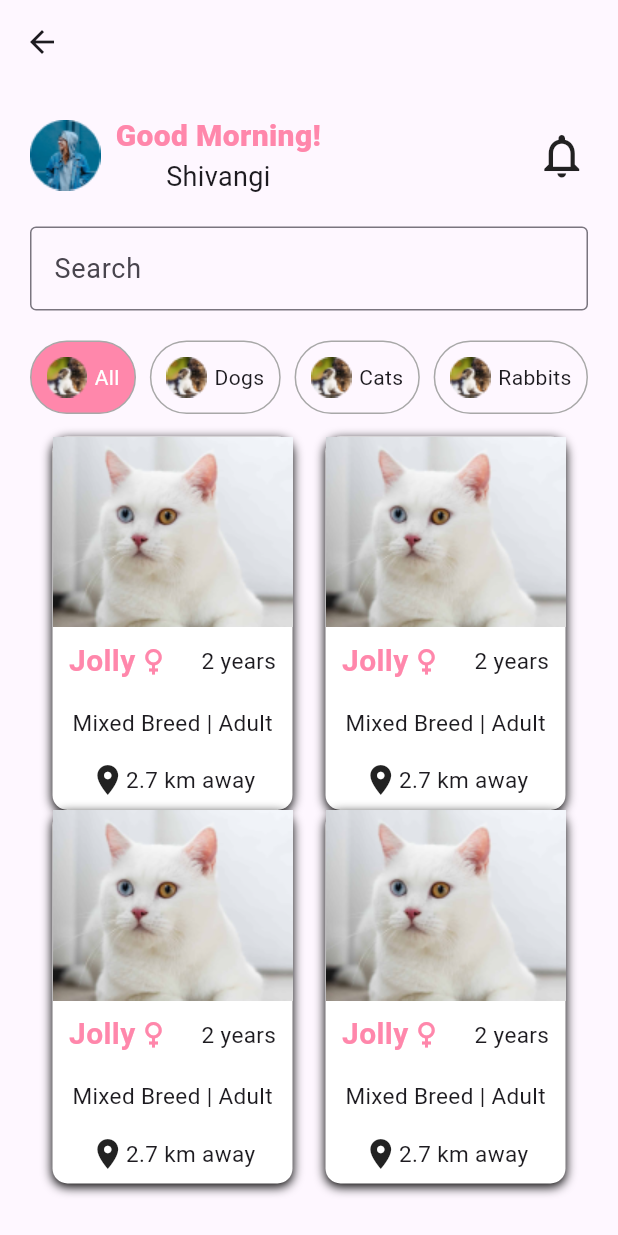
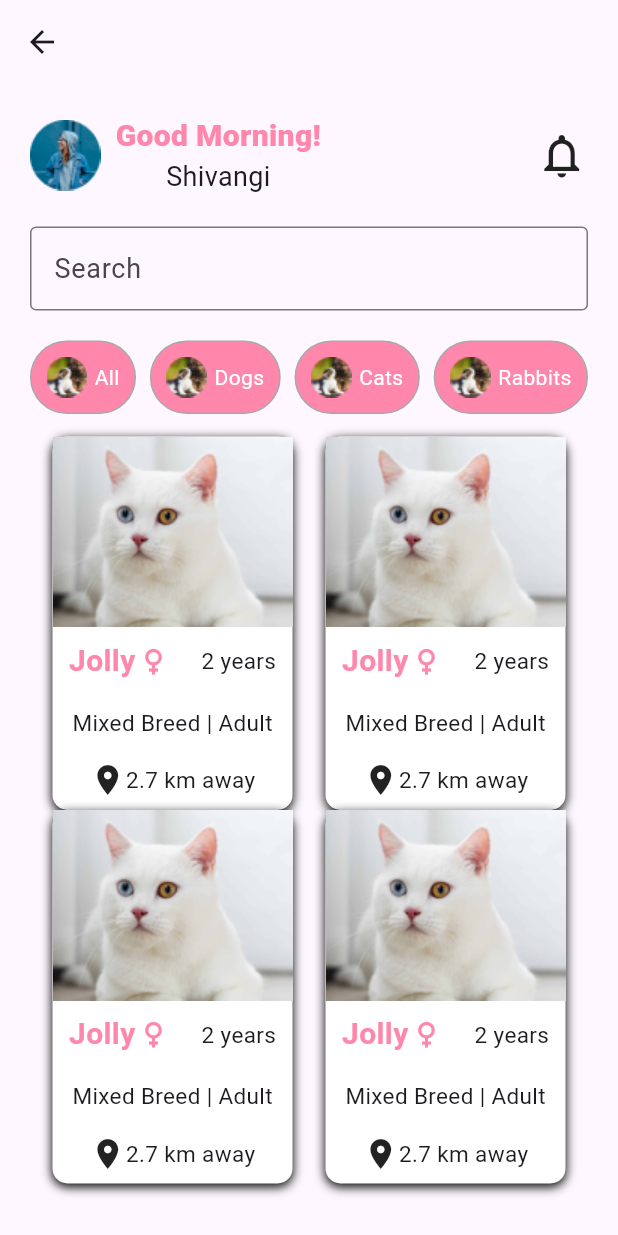
Before and after one commit to Matheus-Silva7/AdoptMe, a Flutter app: the HomePage screen opened directly, on a phone screen of 412 x 824 dp. Run offline on Flutter 3.47's test engine with Material 3 defaults, Android fonts, the phone set to English and light mode, and no system bars.

Commit message:
componetizando categorias

```diff
--- a/lib/views/homePage.dart
+++ b/lib/views/homePage.dart
@@ -1,6 +1,12 @@
+// ignore_for_file: camel_case_types
+
 import 'package:adopt_me/service/Colors.dart';
+import 'package:adopt_me/widgets/categoryContainer.dart';
 import 'package:flutter/material.dart';
 
+
+enum ActiveCategory { active, disactive }
+  ActiveCategory? activeCategory;
 class HomePage extends StatelessWidget {
   const HomePage({Key? key}) : super(key: key);
 
@@ -53,88 +59,13 @@ class HomePage extends StatelessWidget {
                 ),
               ),
               const SizedBox(height: 20),
-              Row(
+              const Row(
                 mainAxisAlignment: MainAxisAlignment.spaceBetween,
                 children: [
-                  Container(
-                    decoration: BoxDecoration(
-                        color: const Color(0xFFFF87AB),
-                        border: Border.all(
-                            width: 1,
-                            color: const Color.fromARGB(255, 168, 168, 168)),
-                        borderRadius: BorderRadius.circular(30.0)),
-                    child: Padding(
-                      padding: const EdgeInsets.all(10.0),
-                      child: Row(
-                        mainAxisAlignment: MainAxisAlignment.spaceBetween,
-                        children: [
-                          Image.asset("assets/images/category.png"),
-                          const SizedBox(width: 5),
-                          const Text(
-                            "All",
-                            style: TextStyle(color: Colors.white),
-                          )
-                        ],
-                      ),
-                    ),
-                  ),
-                  Container(
-                    decoration: BoxDecoration(
-                        // color: const Color(0xFFFF87AB),
-                        border: Border.all(
-                            width: 1,
-                            color: const Color.fromARGB(255, 168, 168, 168)),
-                        borderRadius: BorderRadius.circular(30.0)),
-                    child: Padding(
-                      padding: const EdgeInsets.all(10.0),
-                      child: Row(
-                        mainAxisAlignment: MainAxisAlignment.spaceBetween,
-                        children: [
-                          Image.asset("assets/images/category.png"),
-                          const SizedBox(width: 5),
-                          const Text("Dogs")
-                        ],
-                      ),
-                    ),
-                  ),
-                  Container(
-                    decoration: BoxDecoration(
-                        // color: const Color(0xFFFF87AB),
-                        border: Border.all(
-                            width: 1,
-                            color: const Color.fromARGB(255, 168, 168, 168)),
-                        borderRadius: BorderRadius.circular(30.0)),
-                    child: Padding(
-                      padding: const EdgeInsets.all(10.0),
-                      child: Row(
-                        mainAxisAlignment: MainAxisAlignment.spaceBetween,
-                        children: [
-                          Image.asset("assets/images/category.png"),
-                          const SizedBox(width: 5),
-                          const Text("Cats")
-                        ],
-                      ),
-                    ),
-                  ),
-                  Container(
-                    decoration: BoxDecoration(
-                        // color: const Color(0xFFFF87AB),
-                        border: Border.all(
-                            width: 1,
-                            color: const Color.fromARGB(255, 168, 168, 168)),
-                        borderRadius: BorderRadius.circular(30.0)),
-                    child: Padding(
-                      padding: const EdgeInsets.all(10.0),
-                      child: Row(
-                        mainAxisAlignment: MainAxisAlignment.spaceBetween,
-                        children: [
-                          Image.asset("assets/images/category.png"),
-                          const SizedBox(width: 5),
-                          const Text("Rabbits")
-                        ],
-                      ),
-                    ),
-                  ),
+                  CategoryContainer(name: "All"),
+                  CategoryContainer(name: "Dogs"),
+                  CategoryContainer(name: "Cats"),
+                  CategoryContainer(name: "Rabbits"),
                 ],
               ),
               Padding(
@@ -145,7 +76,7 @@ class HomePage extends StatelessWidget {
                       mainAxisAlignment: MainAxisAlignment.spaceBetween,
                       children: [
                         Container(
-                          decoration:  BoxDecoration(
+                          decoration: BoxDecoration(
                             color: const Color.fromARGB(255, 255, 255, 255),
                             borderRadius: BorderRadius.circular(10.0),
                             boxShadow: [
@@ -181,7 +112,12 @@ class HomePage extends StatelessWidget {
                             const Padding(
                               padding: EdgeInsets.all(8.0),
                               child: Row(
-                                children: [Text("Mixed Breed | Adult", style: TextStyle(fontSize: 15),)],
+                                children: [
+                                  Text(
+                                    "Mixed Breed | Adult",
+                                    style: TextStyle(fontSize: 15),
+                                  )
+                                ],
                               ),
                             ),
                             const Padding(
@@ -189,13 +125,15 @@ class HomePage extends StatelessWidget {
                               child: Row(
                                 children: [
                                   Icon(Icons.place),
-                                  Text("2.7 km away",style: TextStyle(fontSize: 15))],
+                                  Text("2.7 km away",
+                                      style: TextStyle(fontSize: 15))
+                                ],
                               ),
                             )
                           ]),
                         ),
-                         Container(
-                          decoration:  BoxDecoration(
+                        Container(
+                          decoration: BoxDecoration(
                             color: const Color.fromARGB(255, 255, 255, 255),
                             borderRadius: BorderRadius.circular(10.0),
                             boxShadow: [
@@ -231,7 +169,12 @@ class HomePage extends StatelessWidget {
                             const Padding(
                               padding: EdgeInsets.all(8.0),
                               child: Row(
-                                children: [Text("Mixed Breed | Adult", style: TextStyle(fontSize: 15),)],
+                                children: [
+                                  Text(
+                                    "Mixed Breed | Adult",
+                                    style: TextStyle(fontSize: 15),
+                                  )
+                                ],
                               ),
                             ),
                             const Padding(
@@ -239,7 +182,9 @@ class HomePage extends StatelessWidget {
                               child: Row(
                                 children: [
                                   Icon(Icons.place),
-                                  Text("2.7 km away",style: TextStyle(fontSize: 15))],
+                                  Text("2.7 km away",
+                                      style: TextStyle(fontSize: 15))
+                                ],
                               ),
                             )
                           ]),
@@ -250,7 +195,7 @@ class HomePage extends StatelessWidget {
                       mainAxisAlignment: MainAxisAlignment.spaceBetween,
                       children: [
                         Container(
-                          decoration:  BoxDecoration(
+                          decoration: BoxDecoration(
                             color: const Color.fromARGB(255, 255, 255, 255),
                             borderRadius: BorderRadius.circular(10.0),
                             boxShadow: [
@@ -286,7 +231,12 @@ class HomePage extends StatelessWidget {
                             const Padding(
                               padding: EdgeInsets.all(8.0),
                               child: Row(
-                                children: [Text("Mixed Breed | Adult", style: TextStyle(fontSize: 15),)],
+                                children: [
+                                  Text(
+                                    "Mixed Breed | Adult",
+                                    style: TextStyle(fontSize: 15),
+                                  )
+                                ],
                               ),
                             ),
                             const Padding(
@@ -294,13 +244,15 @@ class HomePage extends StatelessWidget {
                               child: Row(
                                 children: [
                                   Icon(Icons.place),
-                                  Text("2.7 km away",style: TextStyle(fontSize: 15))],
+                                  Text("2.7 km away",
+                                      style: TextStyle(fontSize: 15))
+                                ],
                               ),
                             )
                           ]),
                         ),
-                         Container(
-                          decoration:  BoxDecoration(
+                        Container(
+                          decoration: BoxDecoration(
                             color: const Color.fromARGB(255, 255, 255, 255),
                             borderRadius: BorderRadius.circular(10.0),
                             boxShadow: [
@@ -336,7 +288,12 @@ class HomePage extends StatelessWidget {
                             const Padding(
                               padding: EdgeInsets.all(8.0),
                               child: Row(
-                                children: [Text("Mixed Breed | Adult", style: TextStyle(fontSize: 15),)],
+                                children: [
+                                  Text(
+                                    "Mixed Breed | Adult",
+                                    style: TextStyle(fontSize: 15),
+                                  )
+                                ],
                               ),
                             ),
                             const Padding(
@@ -344,7 +301,9 @@ class HomePage extends StatelessWidget {
                               child: Row(
                                 children: [
                                   Icon(Icons.place),
-                                  Text("2.7 km away",style: TextStyle(fontSize: 15))],
+                                  Text("2.7 km away",
+                                      style: TextStyle(fontSize: 15))
+                                ],
                               ),
                             )
                           ]),
--- /dev/null
+++ b/lib/widgets/categoryContainer.dart
@@ -0,0 +1,41 @@
+import 'package:flutter/material.dart';
+
+class CategoryContainer extends StatelessWidget {
+  const CategoryContainer({Key? key, this.name = "", this.select = false, this.onPressed})
+      : super(key: key);
+
+  final String name;
+  final bool select;
+  final VoidCallback? onPressed;
+
+  @override
+  Widget build(BuildContext context) {
+    return GestureDetector(
+      onTap: onPressed,
+      child: Container(
+        decoration: BoxDecoration(
+          color: const Color(0xFFFF87AB),
+          border: Border.all(
+            width: 1,
+            color: const Color.fromARGB(255, 168, 168, 168),
+          ),
+          borderRadius: BorderRadius.circular(30.0),
+        ),
+        child: Padding(
+          padding: const EdgeInsets.all(10.0),
+          child: Row(
+            mainAxisAlignment: MainAxisAlignment.spaceBetween,
+            children: [
+              Image.asset("assets/images/category.png"),
+              const SizedBox(width: 5),
+              Text(
+                name,
+                style: TextStyle(color: Colors.white),
+              ),
+            ],
+          ),
+        ),
+      ),
+    );
+  }
+}
```
